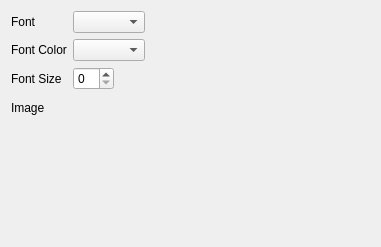
Old version of the form src/contents/ui/appearanceConfig.ui in the repository tmccombs/kountdown.
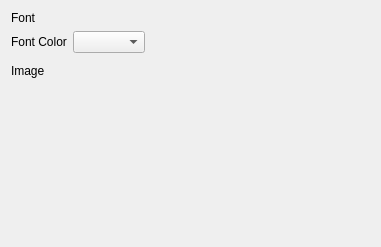
New version of the form. Custom widgets are drawn as their Qt base class.

Commit message: Use KFontRequester instead of KFontComboBox.

Diff of the .ui file:
```diff
--- a/src/contents/ui/appearanceConfig.ui
+++ b/src/contents/ui/appearanceConfig.ui
@@ -25,27 +25,17 @@
     </widget>
    </item>
    <item row="0" column="1">
-    <widget class="KFontComboBox" name="kcfg_font"/>
+    <widget class="KFontRequester" name="kcfg_font"/>
    </item>
-   <item row="1" column="0">
+   <item row="2" column="0">
     <widget class="QLabel" name="label_2">
      <property name="text">
       <string>Font Color</string>
      </property>
     </widget>
    </item>
-   <item row="1" column="1">
-    <widget class="KColorCombo" name="kcfg_color"/>
-   </item>
-   <item row="2" column="0">
-    <widget class="QLabel" name="label_3">
-     <property name="text">
-      <string>Font Size</string>
-     </property>
-    </widget>
-   </item>
    <item row="2" column="1">
-    <widget class="KIntSpinBox" name="Kcfg_fontSize"/>
+    <widget class="KColorCombo" name="kcfg_color"/>
    </item>
    <item row="3" column="0">
     <widget class="QLabel" name="label_4">
@@ -75,19 +65,9 @@
    <header>kcolorcombo.h</header>
   </customwidget>
   <customwidget>
-   <class>KFontComboBox</class>
-   <extends>KComboBox</extends>
-   <header>kfontcombobox.h</header>
-  </customwidget>
-  <customwidget>
-   <class>KComboBox</class>
-   <extends>QComboBox</extends>
-   <header>kcombobox.h</header>
-  </customwidget>
-  <customwidget>
-   <class>KIntSpinBox</class>
-   <extends>QSpinBox</extends>
-   <header>knuminput.h</header>
+   <class>KFontRequester</class>
+   <extends>QWidget</extends>
+   <header>kfontrequester.h</header>
   </customwidget>
   <customwidget>
    <class>KUrlRequester</class>
```
